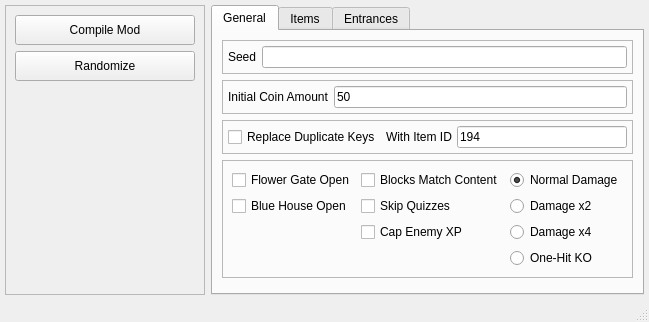
First picture: the form in tools/gui/main.ui, repository icebound777/PMR-SeedGenerator, before the edit.
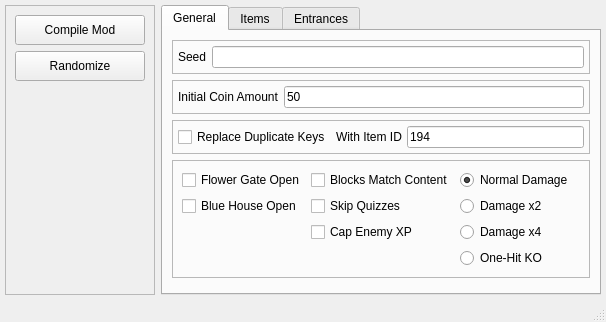
Second picture: the form after the edit.

What changed in the file:
```diff
--- a/tools/gui/main.ui
+++ b/tools/gui/main.ui
@@ -31,7 +31,7 @@
      <widget class="QFrame" name="frame_dev">
       <property name="minimumSize">
        <size>
-        <width>200</width>
+        <width>150</width>
         <height>0</height>
        </size>
       </property>
```
